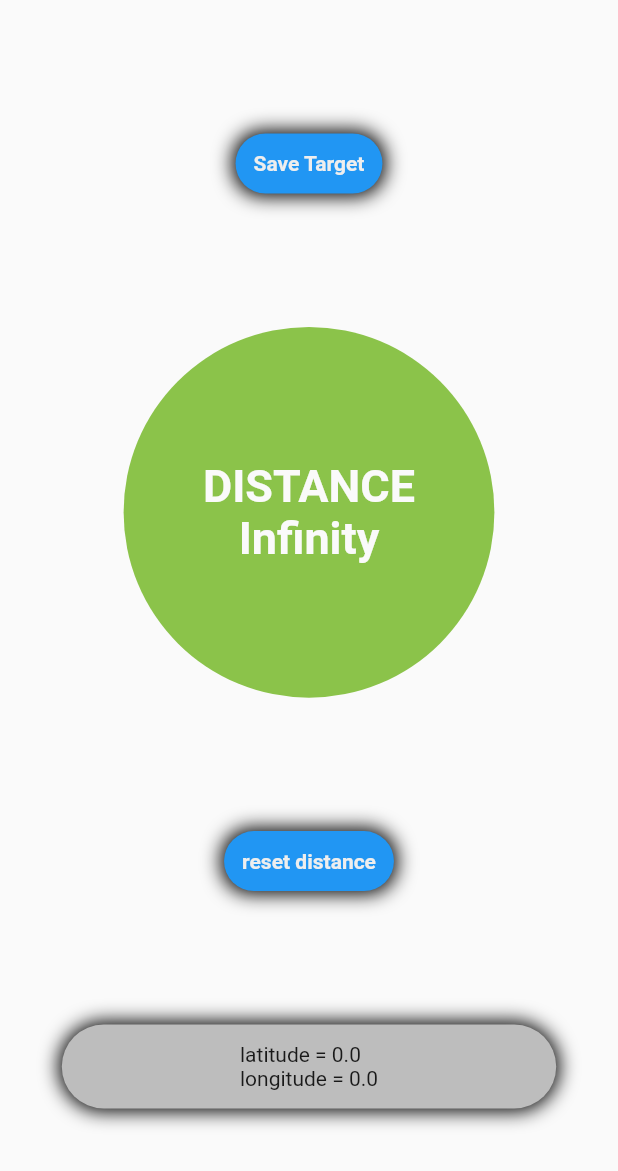
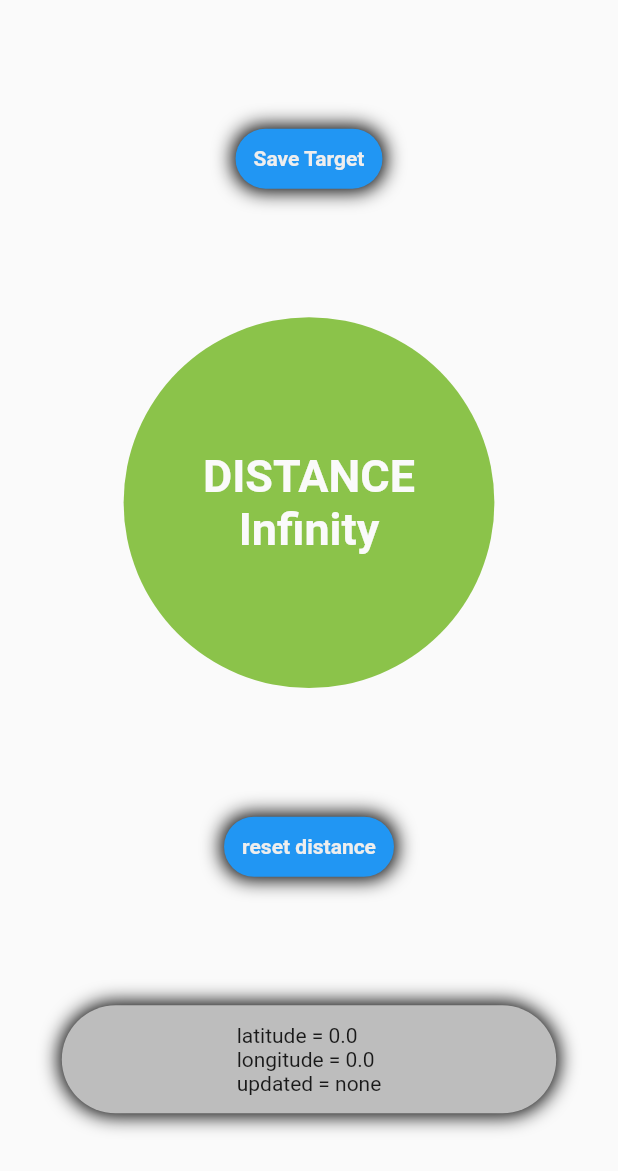
Before and after one commit to matheowis/Time_Puncher, a Flutter app: the screen it shows after launch, on a phone screen of 412 x 824 dp. Shown: the top 1171 px of the screen. Run offline on Flutter 3.47's test engine with Material 2 defaults, Android fonts, the phone set to English and light mode, and no system bars; our stand-ins replace location.

Commit message:
time update

```diff
--- a/lib/pages/main_page.dart
+++ b/lib/pages/main_page.dart
@@ -17,6 +17,7 @@ class _MainPageState extends State<MainPage> {
   Coord target = Coord(0, 0);
   Coord current = Coord(0, 0);
   double closest = double.infinity;
+  String time = 'none';
 
   @override
   void initState() {
@@ -33,6 +34,7 @@ class _MainPageState extends State<MainPage> {
       print('new location');
       setState(() {
         current = Coord(latitude, longitude);
+        time = DateTime.now().toIso8601String();
         if (distance < closest) {
           closest = distance;
         }
@@ -105,6 +107,7 @@ class _MainPageState extends State<MainPage> {
                     [
                       'latitude = ${target.latitude}',
                       'longitude = ${target.longitude}',
+                      'updated = $time'
                       // 'distance = ${target.distanceTo(current).toStringAsFixed(2)}m'
                     ].join('\n'),
                   ),
```
